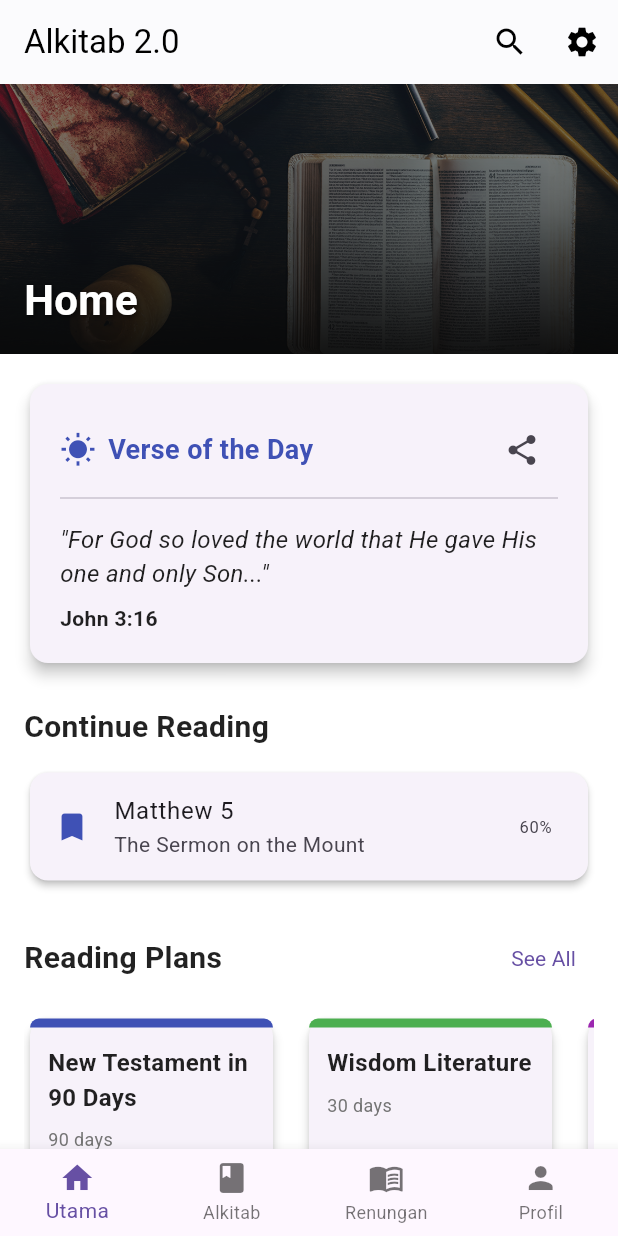
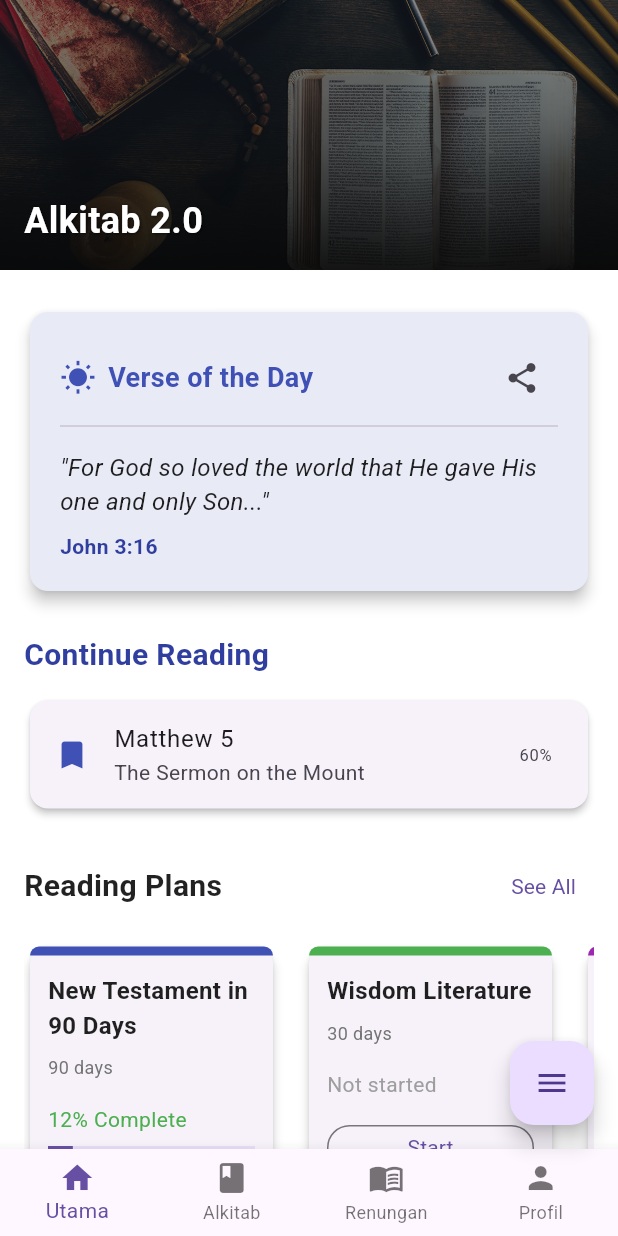
Before and after one commit to hearyaldy/alkitab_2.0, a Flutter app: the HomeTab screen opened by its route, on a phone screen of 412 x 824 dp. Run offline on Flutter 3.47's test engine with Material 3 defaults, Android fonts, the phone set to English and light mode, and no system bars; our stand-ins replace flutter_dotenv, flutter_riverpod, go_router, hive_flutter, supabase_flutter; accounts and stored records are empty; network calls fail.

Commit message:
TAB UI Fix

```diff
--- a/lib/screens/home_screen.dart
+++ b/lib/screens/home_screen.dart
@@ -10,10 +10,11 @@ import 'tabs/profile_tab.dart';
 class HomeScreen extends ConsumerStatefulWidget {
   final int tabIndex;
 
-  const HomeScreen(
-      {super.key,
-      required this.tabIndex,
-      required StatefulNavigationShell shell});
+  const HomeScreen({
+    super.key,
+    required this.tabIndex,
+    required StatefulNavigationShell shell,
+  });
 
   @override
   ConsumerState<HomeScreen> createState() => _HomeScreenState();
@@ -21,6 +22,7 @@ class HomeScreen extends ConsumerStatefulWidget {
 
 class _HomeScreenState extends ConsumerState<HomeScreen> {
   late int _selectedIndex;
+  bool _isFloatingMenuOpen = false;
 
   static final List<Widget> _tabs = [
     const HomeTab(),
@@ -55,26 +57,24 @@ class _HomeScreenState extends ConsumerState<HomeScreen> {
     }
   }
 
+  void _toggleFloatingMenu() {
+    setState(() {
+      _isFloatingMenuOpen = !_isFloatingMenuOpen;
+    });
+  }
+
+  void _onSettingsPressed() {
+    // Close the floating menu and navigate to settings.
+    setState(() {
+      _isFloatingMenuOpen = false;
+    });
+    context.go('/settings');
+  }
+
   @override
   Widget build(BuildContext context) {
     return Scaffold(
-      appBar: AppBar(
-        title: const Text('Alkitab 2.0'),
-        actions: [
-          IconButton(
-            icon: const Icon(Icons.search),
-            onPressed: () {
-              // Future: Add search functionality
-            },
-          ),
-          IconButton(
-            icon: const Icon(Icons.settings),
-            onPressed: () {
-              context.go('/settings');
-            },
-          ),
-        ],
-      ),
+      // The fixed AppBar is removed to allow each Tab page's collapsible header to display.
       body: _tabs[_selectedIndex],
       bottomNavigationBar: BottomNavigationBar(
         type: BottomNavigationBarType.fixed,
@@ -88,6 +88,34 @@ class _HomeScreenState extends ConsumerState<HomeScreen> {
           BottomNavigationBarItem(icon: Icon(Icons.person), label: 'Profil'),
         ],
       ),
+      floatingActionButton: Stack(
+        alignment: Alignment.bottomRight,
+        children: [
+          // Display mini FAB buttons above the main FAB when the menu is open.
+          if (_isFloatingMenuOpen)
+            Padding(
+              padding: const EdgeInsets.only(bottom: 60.0),
+              child: Column(
+                mainAxisSize: MainAxisSize.min,
+                children: [
+                  FloatingActionButton(
+                    heroTag: 'settings',
+                    mini: true,
+                    onPressed: _onSettingsPressed,
+                    child: const Icon(Icons.settings),
+                  ),
+                  const SizedBox(height: 8),
+                  // Future buttons can be added here.
+                ],
+              ),
+            ),
+          FloatingActionButton(
+            heroTag: 'mainMenu',
+            onPressed: _toggleFloatingMenu,
+            child: Icon(_isFloatingMenuOpen ? Icons.close : Icons.menu),
+          ),
+        ],
+      ),
     );
   }
 }
--- a/lib/screens/tabs/home_tab.dart
+++ b/lib/screens/tabs/home_tab.dart
@@ -1,85 +1,27 @@
 import 'package:flutter/material.dart';
 import 'package:go_router/go_router.dart';
+import '../../widgets/collapsible_header.dart';
 
 class HomeTab extends StatelessWidget {
   const HomeTab({super.key});
-
-  Null get context => null;
 
   @override
   Widget build(BuildContext context) {
     final themeColor = Colors.indigo;
 
-    return CustomScrollView(
-      slivers: [
-        SliverAppBar(
-          expandedHeight: 180.0,
-          floating: false,
-          pinned: true,
-          flexibleSpace: FlexibleSpaceBar(
-            background: Stack(
-              fit: StackFit.expand,
+    return CollapsibleHeader(
+      title: 'Alkitab 2.0',
+      imagePath: 'assets/images/header_image.png',
+      child: SingleChildScrollView(
+        padding: const EdgeInsets.all(16.0),
+        child: Column(
+          crossAxisAlignment: CrossAxisAlignment.start,
           children: [
-                Image.asset(
-                  'assets/images/header_image.png',
-                  fit: BoxFit.cover,
-                ),
-                Positioned(
-                  bottom: 16,
-                  left: 16,
-                  child: Text(
-                    'Home',
-                    style: TextStyle(
-                      color: Colors.white,
-                      fontSize: 28,
-                      fontWeight: FontWeight.bold,
-                      shadows: [
-                        Shadow(
-                          blurRadius: 4,
-                          color: Colors.black.withOpacity(0.6),
-                          offset: const Offset(1, 1),
-                        ),
-                      ],
-                    ),
-                  ),
-                ),
-              ],
-            ),
-          ),
-        ),
-        SliverPadding(
-          padding: const EdgeInsets.all(16.0),
-          sliver: SliverList(
-            delegate: SliverChildListDelegate([
-              // Verse of the Day
-              _buildVerseCard(themeColor),
-              const SizedBox(height: 24),
-              _buildSectionTitle('Continue Reading', themeColor),
-              const SizedBox(height: 12),
-              _buildContinueReading(context, themeColor),
-              const SizedBox(height: 24),
-              _buildSectionHeader('Reading Plans', onSeeAll: () {}),
-              const SizedBox(height: 12),
-              _buildReadingPlans(themeColor),
-              const SizedBox(height: 24),
-              _buildSectionHeader('Daily Devotionals', onSeeAll: () {}),
-              const SizedBox(height: 12),
-              _buildDevotionalCard('Finding Peace in Troubled Times',
-                  'Based on Philippians 4:6–7', 'Today', themeColor),
-              const SizedBox(height: 12),
-              _buildDevotionalCard('The Power of Faith',
-                  'Based on Hebrews 11:1–6', 'Yesterday', themeColor),
-            ]),
-          ),
-        ),
-      ],
-    );
-  }
-
-  Widget _buildVerseCard(Color themeColor) {
-    return Card(
+            const SizedBox(height: 8),
+            Card(
               elevation: 4,
-      shape: RoundedRectangleBorder(borderRadius: BorderRadius.circular(12)),
+              shape: RoundedRectangleBorder(
+                  borderRadius: BorderRadius.circular(12)),
               color: themeColor.shade50,
               child: Padding(
                 padding: const EdgeInsets.all(20),
@@ -110,7 +52,8 @@ class HomeTab extends StatelessWidget {
                     const SizedBox(height: 8),
                     const Text(
                       '"For God so loved the world that He gave His one and only Son..."',
-              style: TextStyle(fontSize: 16, fontStyle: FontStyle.italic),
+                      style:
+                          TextStyle(fontSize: 16, fontStyle: FontStyle.italic),
                     ),
                     const SizedBox(height: 8),
                     Text(
@@ -123,21 +66,62 @@ class HomeTab extends StatelessWidget {
                   ],
                 ),
               ),
-    );
-  }
-
-  Widget _buildSectionTitle(String title, Color themeColor) {
-    return Text(
-      title,
+            ),
+            const SizedBox(height: 24),
+            Text(
+              'Continue Reading',
               style: TextStyle(
                 fontSize: 20,
                 fontWeight: FontWeight.bold,
                 color: themeColor.shade700,
               ),
+            ),
+            const SizedBox(height: 12),
+            Card(
+              elevation: 2,
+              child: ListTile(
+                leading: Icon(Icons.bookmark, color: themeColor),
+                title: const Text('Matthew 5'),
+                subtitle: const Text('The Sermon on the Mount'),
+                trailing: const Text('60%'),
+                onTap: () {
+                  context.go('/bible-reader?bookId=matt&chapterId=5');
+                },
+              ),
+            ),
+            const SizedBox(height: 24),
+            _sectionHeader(context, 'Reading Plans', onSeeAll: () {}),
+            const SizedBox(height: 12),
+            SizedBox(
+              height: 180,
+              child: ListView(
+                scrollDirection: Axis.horizontal,
+                children: [
+                  _buildPlanCard('New Testament in 90 Days', '90 days',
+                      '12% Complete', themeColor),
+                  _buildPlanCard('Wisdom Literature', '30 days', 'Not started',
+                      Colors.green),
+                  _buildPlanCard(
+                      'Life of Jesus', '21 days', 'Not started', Colors.purple),
+                ],
+              ),
+            ),
+            const SizedBox(height: 24),
+            _sectionHeader(context, 'Daily Devotionals', onSeeAll: () {}),
+            const SizedBox(height: 12),
+            _buildDevotionalCard('Finding Peace in Troubled Times',
+                'Based on Philippians 4:6–7', 'Today', themeColor),
+            const SizedBox(height: 12),
+            _buildDevotionalCard('The Power of Faith',
+                'Based on Hebrews 11:1–6', 'Yesterday', themeColor),
+          ],
+        ),
+      ),
     );
   }
 
-  Widget _buildSectionHeader(String title, {VoidCallback? onSeeAll}) {
+  Widget _sectionHeader(BuildContext context, String title,
+      {VoidCallback? onSeeAll}) {
     return Row(
       mainAxisAlignment: MainAxisAlignment.spaceBetween,
       children: [
@@ -148,38 +132,6 @@ class HomeTab extends StatelessWidget {
             )),
         TextButton(onPressed: onSeeAll, child: const Text('See All')),
       ],
-    );
-  }
-
-  Widget _buildContinueReading(BuildContext context, Color themeColor) {
-    return Card(
-      elevation: 2,
-      child: ListTile(
-        leading: Icon(Icons.bookmark, color: themeColor),
-        title: const Text('Matthew 5'),
-        subtitle: const Text('The Sermon on the Mount'),
-        trailing: const Text('60%'),
-        onTap: () {
-          GoRouter.of(context).go('/bible-reader?bookId=matt&chapterId=5');
-        },
-      ),
-    );
-  }
-
-  Widget _buildReadingPlans(Color color) {
-    return SizedBox(
-      height: 180,
-      child: ListView(
-        scrollDirection: Axis.horizontal,
-        children: [
-          _buildPlanCard(
-              'New Testament in 90 Days', '90 days', '12% Complete', color),
-          _buildPlanCard(
-              'Wisdom Literature', '30 days', 'Not started', Colors.green),
-          _buildPlanCard(
-              'Life of Jesus', '21 days', 'Not started', Colors.purple),
-        ],
-      ),
     );
   }
 
@@ -295,6 +247,4 @@ class HomeTab extends StatelessWidget {
 
 extension on Color {
   get shade50 => null;
-
-  get shade700 => null;
 }
--- a/lib/screens/tabs/profile_tab.dart
+++ b/lib/screens/tabs/profile_tab.dart
@@ -11,8 +11,6 @@ class ProfileTab extends StatelessWidget {
 
     final name = userMeta?['full_name'] ?? 'No name set';
     final email = user?.email ?? 'No email';
-
-    final themeColor = Colors.indigo;
 
     return Scaffold(
       body: CustomScrollView(
```
Also changed, not shown: lib/screens/tabs/bible_tab.dart (+134 -84 lines). Lines whose indentation alone changed are shown as unchanged.
